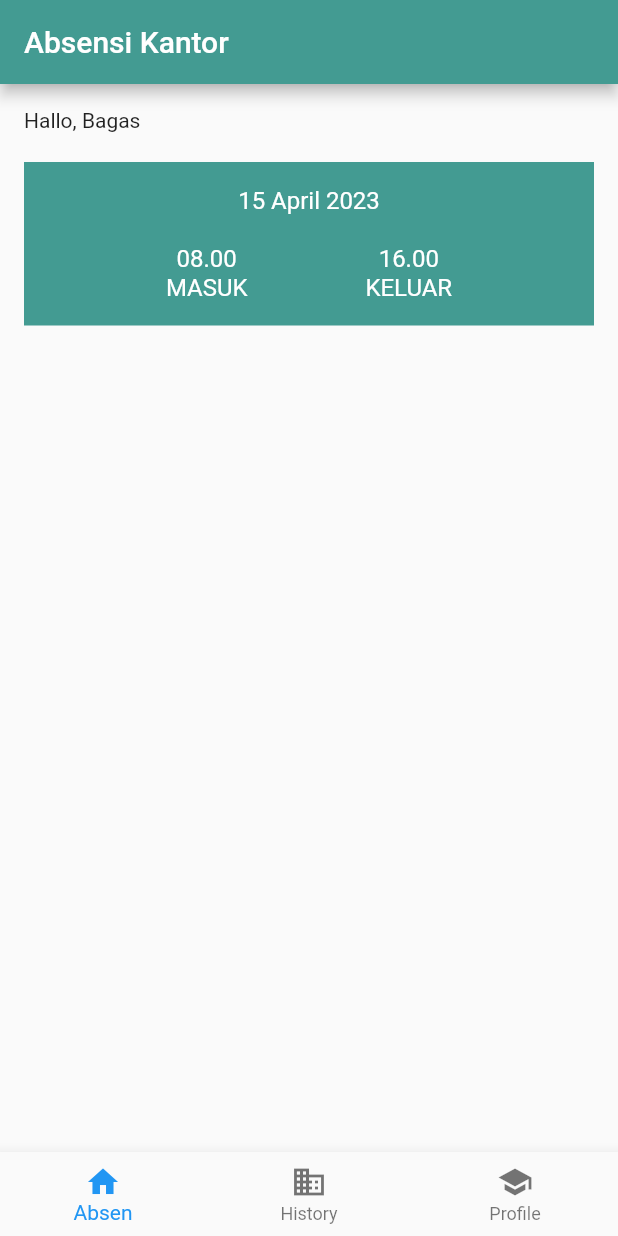
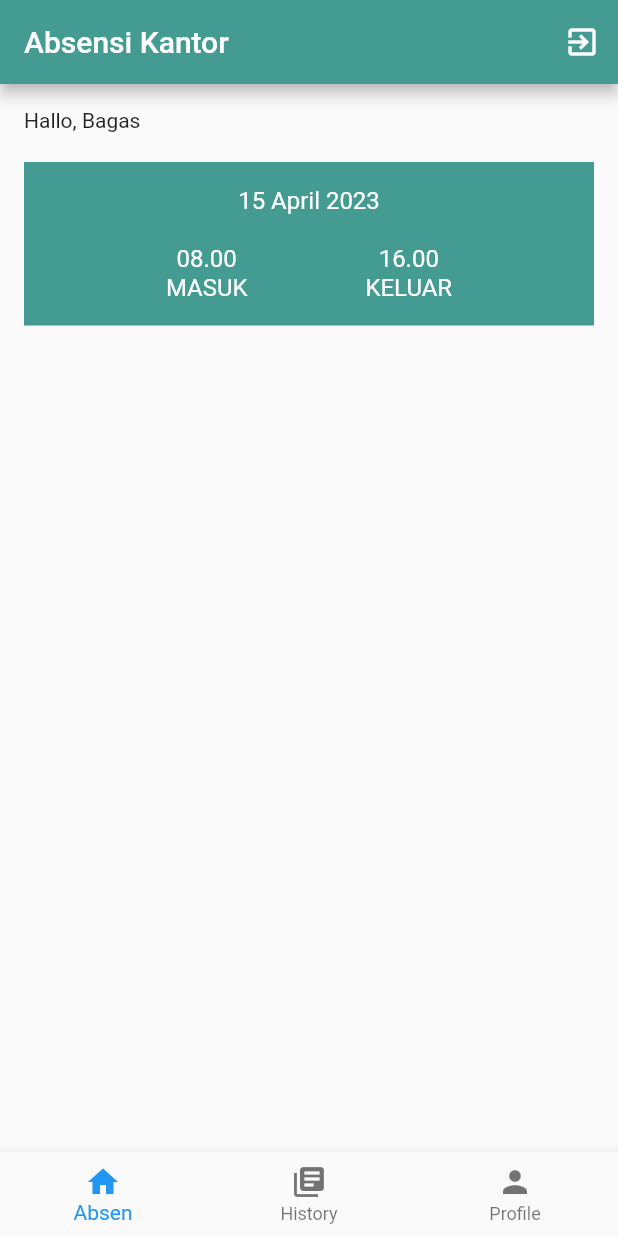
Before and after one commit to caraka15/absen_kantor, a Flutter app: the MyBottomNavigationBar screen opened directly, on a phone screen of 412 x 824 dp. Run offline on Flutter 3.47's test engine with Material 2 defaults, Android fonts, the light colour scheme and no system bars.

Commit message:
add button logout

```diff
--- a/lib/ui/absen.dart
+++ b/lib/ui/absen.dart
@@ -1,7 +1,8 @@
+import 'package:absen_kantor/material/widgetLogout.dart';
 import 'package:flutter/material.dart';
 
 class AbsenPage extends StatefulWidget {
-  const AbsenPage({super.key});
+  const AbsenPage({Key? key}) : super(key: key);
 
   @override
   State<AbsenPage> createState() => _AbsenPageState();
@@ -13,6 +14,15 @@ class _AbsenPageState extends State<AbsenPage> {
     return Scaffold(
       appBar: AppBar(
         title: Text("Absensi Kantor"),
+        actions: [
+          // Tombol Logout di AppBar
+          IconButton(
+            icon: Icon(Icons.exit_to_app),
+            onPressed: () {
+              LogoutHandler.showLogoutConfirmation(context);
+            },
+          ),
+        ],
       ),
       body: SafeArea(
           child: Padding(
--- a/lib/widget/navbar.dart
+++ b/lib/widget/navbar.dart
@@ -46,11 +46,11 @@ class _MyBottomNavigationBarState extends State<MyBottomNavigationBar> {
             label: 'Absen',
           ),
           BottomNavigationBarItem(
-            icon: Icon(Icons.business),
+            icon: Icon(Icons.library_books),
             label: 'History',
           ),
           BottomNavigationBarItem(
-            icon: Icon(Icons.school),
+            icon: Icon(Icons.person),
             label: 'Profile',
           ),
         ],
```
Also changed, not shown: lib/material/widgetLogout.dart (added, +34 -0 lines), lib/ui/historyAbsen.dart (+10 -1 lines).
